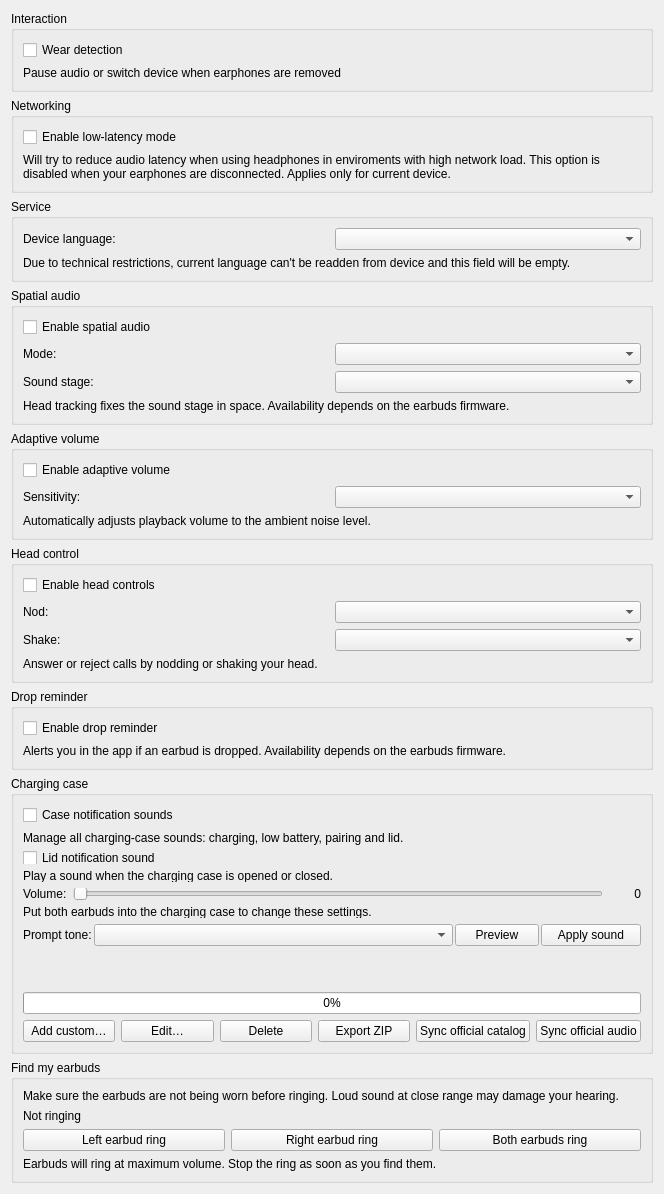
The window that openfreebuds_qt/designer/device_other.ui (melianmiko/OpenFreebuds) describes before a commit, drawn with Qt 5.
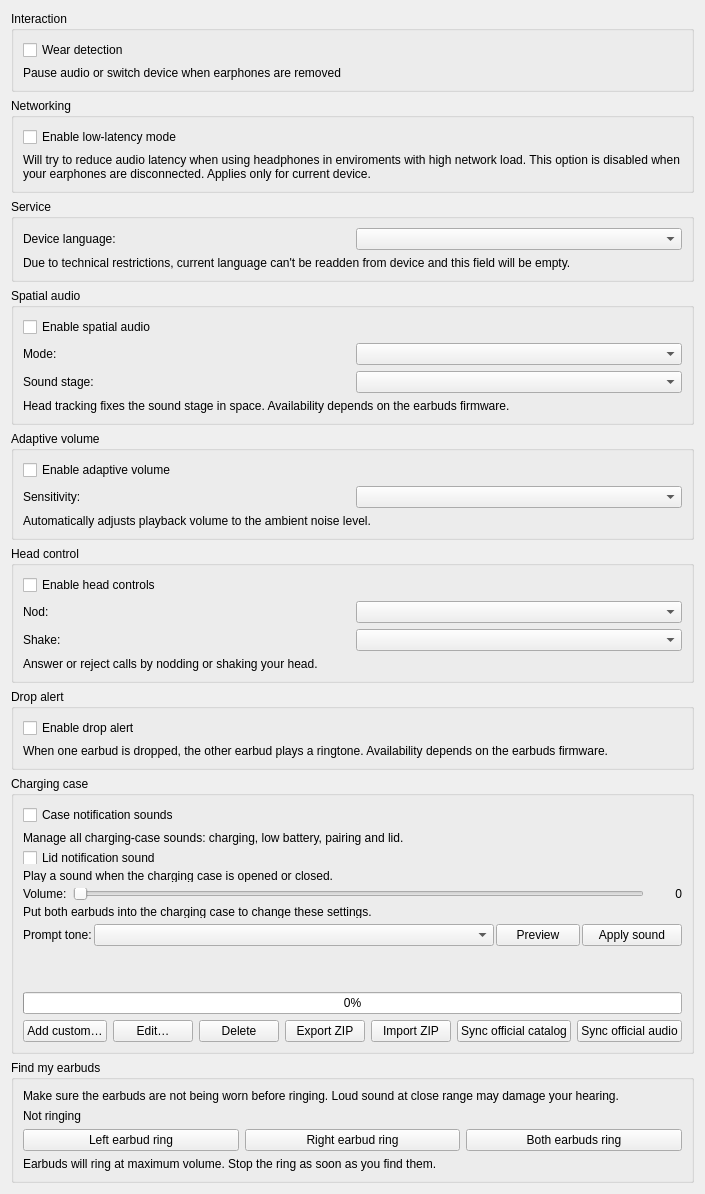
The same window after the commit.

Commit message: Add prompt-tone ZIP import and clarify drop alert

```diff
--- a/openfreebuds_qt/designer/device_other.ui
+++ b/openfreebuds_qt/designer/device_other.ui
@@ -286,20 +286,20 @@
    <item>
     <widget class="QGroupBox" name="drop_reminder_root">
      <property name="title">
-      <string>Drop reminder</string>
+      <string>Drop alert</string>
      </property>
      <layout class="QVBoxLayout" name="verticalLayout_drop_reminder">
       <item>
        <widget class="QCheckBox" name="drop_reminder_toggle">
         <property name="text">
-         <string>Enable drop reminder</string>
+         <string>Enable drop alert</string>
         </property>
        </widget>
       </item>
       <item>
        <widget class="QLabel" name="drop_reminder_hint">
         <property name="text">
-         <string>Alerts you in the app if an earbud is dropped. Availability depends on the earbuds firmware.</string>
+         <string>When one earbud is dropped, the other earbud plays a ringtone. Availability depends on the earbuds firmware.</string>
         </property>
         <property name="wordWrap">
          <bool>true</bool>
@@ -619,6 +619,13 @@
            </property>
           </widget>
          </item>
+         <item>
+          <widget class="QPushButton" name="box_tone_import">
+           <property name="text">
+            <string>Import ZIP</string>
+           </property>
+          </widget>
+         </item>
          <item>
           <widget class="QPushButton" name="box_tone_sync_config">
            <property name="text">
```
The commit also changes 14 other files.
